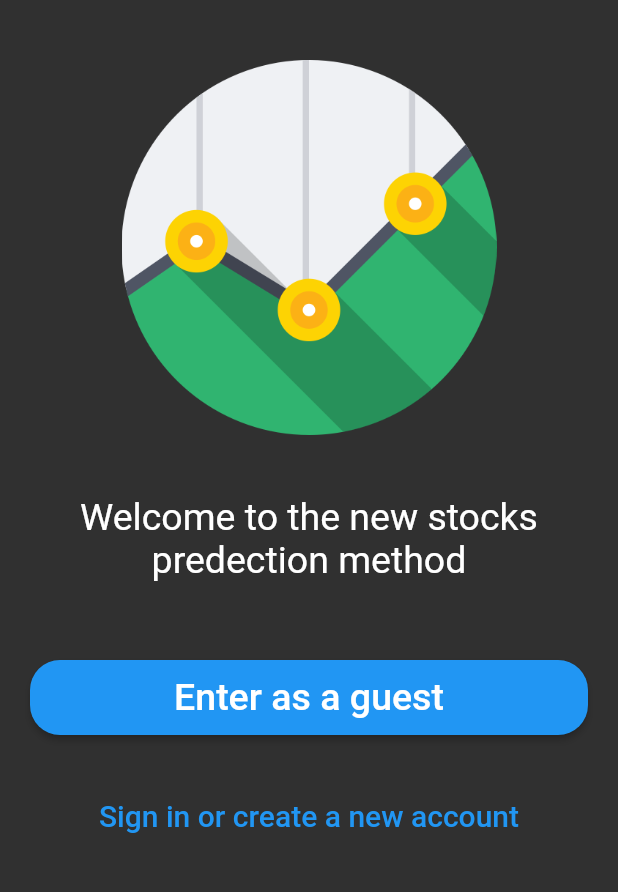
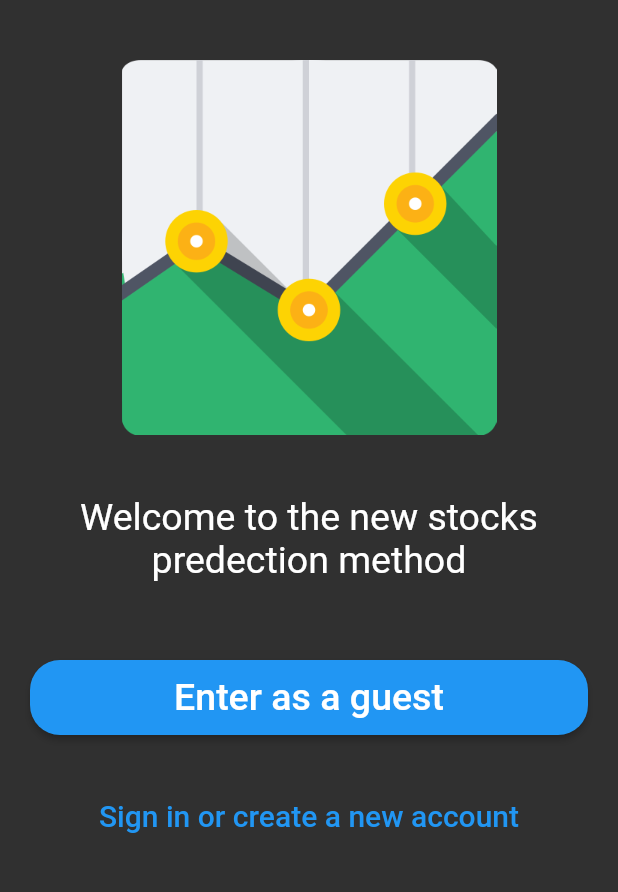
Before and after one commit to fadymena/appProj, a Flutter app: the screen it shows after launch, on a phone screen of 412 x 824 dp, the part 195-1087 px from its top. Run offline on Flutter 3.47's test engine with Material 2 defaults, Android fonts, the phone set to English and light mode, and no system bars; our stand-ins replace connectivity_plus, firebase_auth, firebase_core, fl_chart; accounts and stored records are empty.

Commit message:
updated login page

```diff
--- a/lib/pages/auth/guest_or_registered.dart
+++ b/lib/pages/auth/guest_or_registered.dart
@@ -31,7 +31,7 @@ class _GuestOrRecoPageState extends State<GuestOrAuthPage> {
               height: 40,
             ),
             Image.asset(
-              "images/chart_icon1_512.png",
+              "images/chart_icon2_512.png",
               height: 250,
             ),
             const SizedBox(
--- a/lib/pages/auth/signup_widget.dart
+++ b/lib/pages/auth/signup_widget.dart
@@ -4,6 +4,7 @@ import 'package:flutter_application_2/pages/auth/signin_widget.dart';
 import 'package:flutter_application_2/utils/my_consts.dart';
 
 //TODO: to be cleaned up
+//TODO: https://googleflutter.com/flutter-alertdialog/
 class SignUpWidget extends StatefulWidget {
   //final VoidCallback onClickedSignin;
   const SignUpWidget({Key? key}) : super(key: key);
```
Also changed, not shown: images/chart_icon2_512.png (added), images/list.png (deleted).
